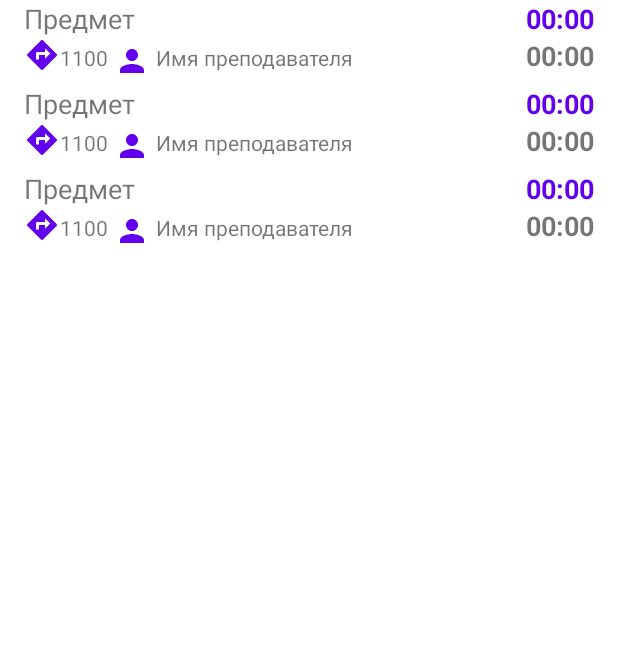
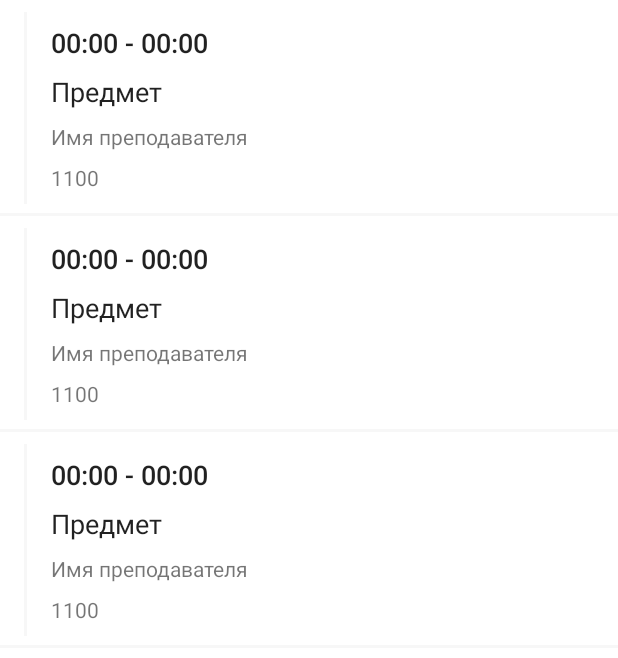
Before and after one commit to slowfarm/Orioks, an Android app: the layout fragment_schedule.xml on its own in the app's theme, with its tools: preview values and no code run, on a phone screen of 412 x 824 dp. Shown: the top 658 px of the screen. Run offline under Robolectric (Android 15) with nearby library versions, the phone set to English and light mode, and no system bars; network calls fail.

Commit message:
initial commit

```diff
--- /dev/null
+++ b/app/src/main/res/drawable/ic_search.xml
@@ -0,0 +1,5 @@
+<vector android:height="24dp" android:tint="#000000"
+    android:viewportHeight="24" android:viewportWidth="24"
+    android:width="24dp" xmlns:android="http://schemas.android.com/apk/res/android">
+    <path android:fillColor="@android:color/white" android:pathData="M15.5,14h-0.79l-0.28,-0.27C15.41,12.59 16,11.11 16,9.5 16,5.91 13.09,3 9.5,3S3,5.91 3,9.5 5.91,16 9.5,16c1.61,0 3.09,-0.59 4.23,-1.57l0.27,0.28v0.79l5,4.99L20.49,19l-4.99,-5zM9.5,14C7.01,14 5,11.99 5,9.5S7.01,5 9.5,5 14,7.01 14,9.5 11.99,14 9.5,14z"/>
+</vector>
--- a/app/src/main/res/layout/fragment_schedule.xml
+++ b/app/src/main/res/layout/fragment_schedule.xml
@@ -9,7 +9,5 @@
         android:id="@+id/rvSchedule"
         android:layout_width="match_parent"
         android:layout_height="match_parent"
-        android:layout_marginStart="16dp"
-        android:layout_marginEnd="16dp"
         tools:listitem="@layout/list_item_schedule" />
 </LinearLayout>
--- a/app/src/main/res/layout/list_item_schedule.xml
+++ b/app/src/main/res/layout/list_item_schedule.xml
@@ -1,77 +1,77 @@
 <?xml version="1.0" encoding="utf-8"?>
-<LinearLayout xmlns:android="http://schemas.android.com/apk/res/android"
+<androidx.constraintlayout.widget.ConstraintLayout xmlns:android="http://schemas.android.com/apk/res/android"
     xmlns:app="http://schemas.android.com/apk/res-auto"
+    xmlns:tools="http://schemas.android.com/tools"
     android:layout_width="match_parent"
     android:layout_height="wrap_content"
     android:orientation="vertical">
 
-    <LinearLayout
-        android:layout_width="match_parent"
+    <TextView
+        android:id="@+id/tvName"
+        style="@style/TextAppearance.AppCompat.Body1"
+        android:layout_width="0dp"
         android:layout_height="wrap_content"
-        android:orientation="vertical">
-
-        <LinearLayout
-            android:layout_width="match_parent"
-            android:layout_height="wrap_content"
-            android:orientation="horizontal">
+        android:layout_marginTop="8dp"
+        android:layout_marginEnd="16dp"
+        android:layout_weight="1"
+        android:text="@string/subject"
+        android:textSize="18sp"
+        app:layout_constraintEnd_toEndOf="parent"
+        app:layout_constraintStart_toStartOf="@+id/tv_time"
+        app:layout_constraintTop_toBottomOf="@+id/tv_time" />
 
     <TextView
-                android:id="@+id/tvName"
-                android:layout_width="0dp"
-                android:layout_height="wrap_content"
-                android:layout_weight="1"
-                android:text="@string/subject"
-                android:textSize="18sp" />
-
-            <TextView
-                android:id="@+id/time_start"
+        android:id="@+id/tvRoom"
         android:layout_width="wrap_content"
         android:layout_height="wrap_content"
-                android:text="@string/_0000"
-                android:textColor="?attr/colorPrimary"
-                android:textSize="18sp"
-                android:textStyle="bold" />
-
-        </LinearLayout>
-
-        <LinearLayout
-            android:layout_width="match_parent"
-            android:layout_height="wrap_content"
-            android:orientation="horizontal">
-
-            <ImageView
-                android:id="@+id/imageView"
-                android:layout_width="wrap_content"
-                android:layout_height="wrap_content"
-                app:srcCompat="@drawable/ic_directions" />
-
-            <TextView
-                android:id="@+id/tv_room"
-                android:layout_width="wrap_content"
-                android:layout_height="wrap_content"
-                android:text="@string/_1100" />
-
-            <ImageView
-                android:id="@+id/imageView2"
-                android:layout_width="wrap_content"
-                android:layout_height="wrap_content"
-                android:layout_margin="4dp"
-                app:srcCompat="@drawable/ic_person" />
+        android:layout_marginTop="8dp"
+        android:layout_marginBottom="16dp"
+        android:text="@string/_1100"
+        app:layout_constraintBottom_toBottomOf="parent"
+        app:layout_constraintStart_toStartOf="@+id/tvTeacher"
+        app:layout_constraintTop_toBottomOf="@+id/tvTeacher" />
 
     <TextView
         android:id="@+id/tvTeacher"
         android:layout_width="0dp"
         android:layout_height="wrap_content"
+        android:layout_marginTop="8dp"
         android:layout_weight="1"
-                android:text="@string/teachers_name" />
+        android:text="@string/teachers_name"
+        app:layout_constraintEnd_toEndOf="@+id/tvName"
+        app:layout_constraintStart_toStartOf="@+id/tvName"
+        app:layout_constraintTop_toBottomOf="@+id/tvName" />
 
     <TextView
-                android:id="@+id/time_end"
+        android:id="@+id/tv_time"
+        style="@style/TextAppearance.AppCompat.Body2"
         android:layout_width="wrap_content"
         android:layout_height="wrap_content"
-                android:text="@string/_0000"
+        android:layout_marginStart="16dp"
+        android:layout_marginTop="16dp"
         android:textSize="18sp"
-                android:textStyle="bold" />
-        </LinearLayout>
-    </LinearLayout>
-</LinearLayout>
+        app:layout_constraintStart_toEndOf="@+id/view"
+        app:layout_constraintTop_toTopOf="parent"
+        tools:text="00:00 - 00:00" />
+
+    <View
+        android:id="@+id/view"
+        android:layout_width="2dp"
+        android:layout_height="0dp"
+        android:layout_marginStart="16dp"
+        android:layout_marginTop="8dp"
+        android:layout_marginBottom="8dp"
+        android:background="@color/colorTrack"
+        app:layout_constraintBottom_toBottomOf="parent"
+        app:layout_constraintStart_toStartOf="parent"
+        app:layout_constraintTop_toTopOf="parent" />
+
+    <View
+        android:id="@+id/bottomView"
+        android:layout_width="0dp"
+        android:layout_height="2dp"
+        android:background="@color/colorTrack"
+        app:layout_constraintBottom_toBottomOf="parent"
+        app:layout_constraintEnd_toEndOf="parent"
+        app:layout_constraintStart_toStartOf="parent" />
+</androidx.constraintlayout.widget.ConstraintLayout>
--- a/app/src/main/res/values/strings.xml
+++ b/app/src/main/res/values/strings.xml
@@ -80,4 +80,8 @@
     <string name="hours_ago">%d часа(ов) назад</string>
     <string name="day_ago">%d день назад</string>
     <string name="days_ago">%d дня(ей) назад</string>
+    <string name="search">Посик</string>
+
+    <string name="teacher_name">Преподаватель: %s</string>
+    <string name="room_name">Аудитория: %s</string>
 </resources>
```
Also changed, not shown: app/src/main/java/ru/eva/oriokslive/ui/activity/group/GroupActivity.kt (+14 -1 lines), app/src/main/java/ru/eva/oriokslive/ui/adapter/ScheduleAdapter.kt (+4 -5 lines), app/src/main/java/ru/eva/oriokslive/ui/dialog/ScheduleDialog.kt (+5 -7 lines), app/src/main/java/ru/eva/oriokslive/ui/entity/ScheduleItem.kt (+4 -4 lines), app/src/main/java/ru/eva/oriokslive/utils/Mapper.kt (+7 -6 lines), app/src/main/java/ru/eva/oriokslive/utils/UiUtils.kt (+15 -0 lines), app/src/main/res/layout/dialog_scheduler.xml (+4 -4 lines), app/src/main/res/layout/list_item_schedule_separator.xml (+10 -5 lines), app/src/main/res/layout/list_item_security.xml (+4 -4 lines), app/src/main/res/menu/group_menu.xml (added, +11 -0 lines). Lines whose indentation alone changed are shown as unchanged.
